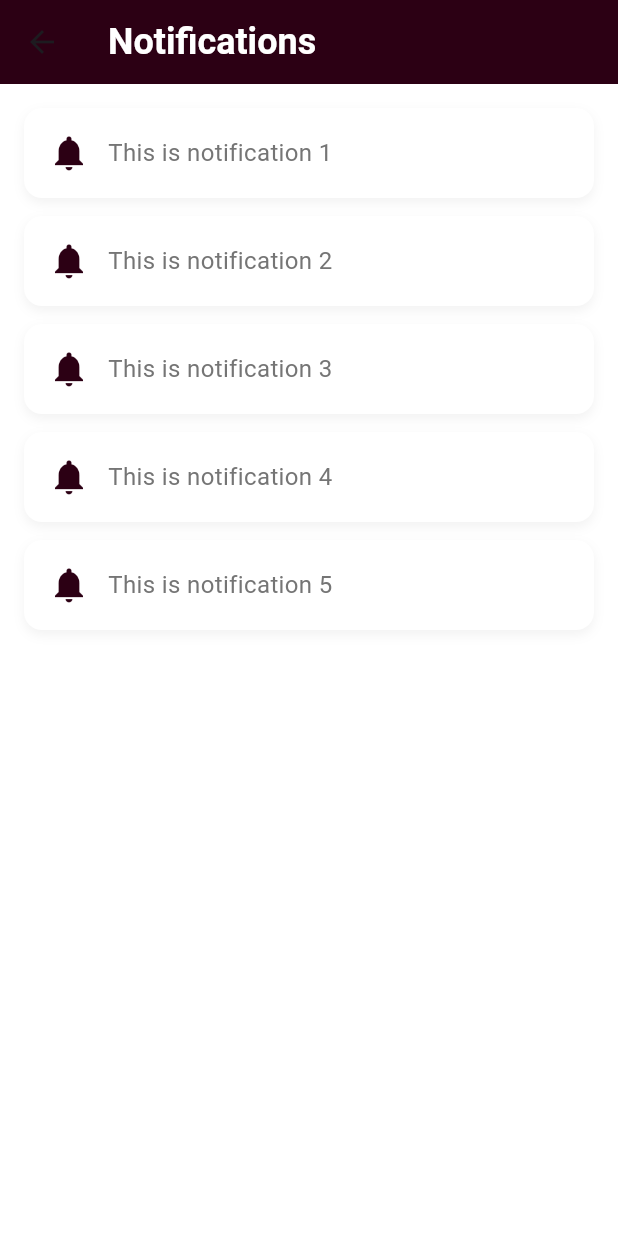
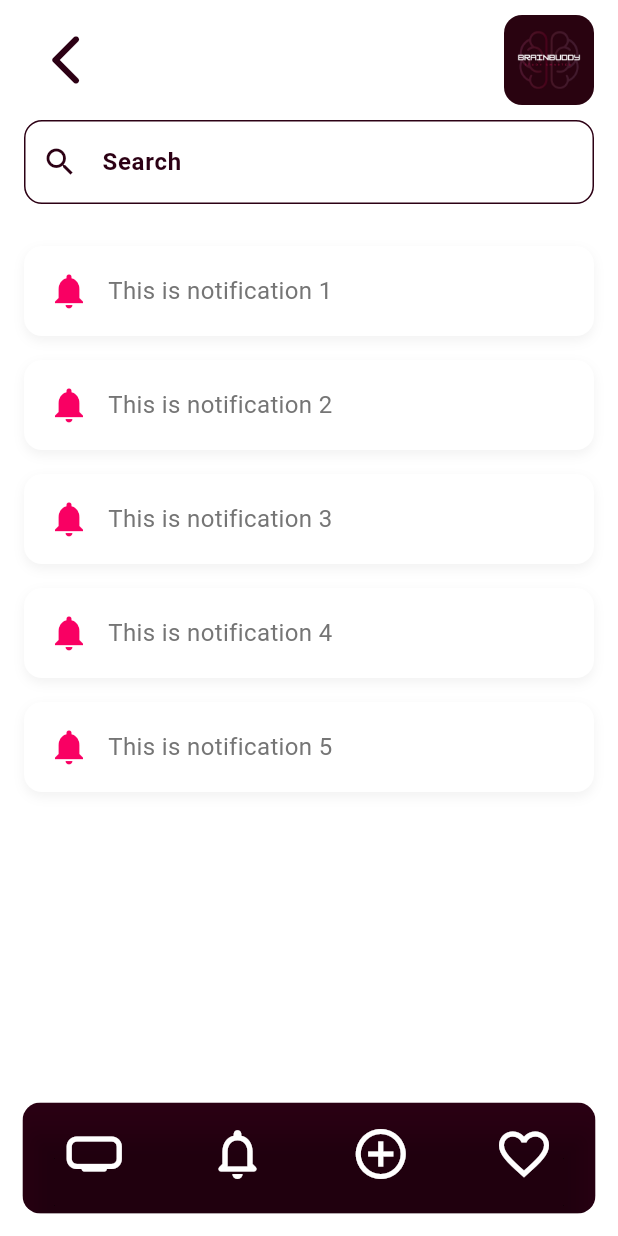
Before and after one commit to Dinesh0017/brain_buddy, a Flutter app: the screen it shows after launch, item 2 of the bottom bar chosen, on a phone screen of 412 x 824 dp. Run offline on Flutter 3.47's test engine with Material 3 defaults, Android fonts, the phone set to English and light mode, and no system bars; our stand-ins replace fl_chart, image_picker.

Commit message:
notification screen with main screen

```diff
--- a/lib/screens/notifications/notifications_screen.dart
+++ b/lib/screens/notifications/notifications_screen.dart
@@ -1,31 +1,38 @@
+// Inside your file where you use MainScreenCom
+
+import 'package:brain_buddy/widgets/main_screen_com.dart';
+import 'package:brain_buddy/widgets/search_bar.dart';
 import 'package:flutter/material.dart';
 import 'package:brain_buddy/config/app_color.dart';
 
+
 class NotificationsScreen extends StatelessWidget {
-  const NotificationsScreen ({super.key});
+  const NotificationsScreen({super.key});
 
   @override
   Widget build(BuildContext context) {
-    return Scaffold(
-      backgroundColor: AppColors.background,
-      appBar: AppBar(
-        title: const Text(
-          'Notifications',
-          style: TextStyle(
-            color: Colors.white,
-            fontSize: 24,
-            fontWeight: FontWeight.bold,
-          ),
-        ),
-        backgroundColor: AppColors.primary,
-        elevation: 0,
-      ),
-      body: ListView.separated(
-        padding: const EdgeInsets.all(16),
-        itemCount: 5, // You can replace this with real notification data
-        separatorBuilder: (_, __) => const SizedBox(height: 12),
-        itemBuilder: (context, index) {
-          return Container(
+    return MainScreenCom(
+      children: [
+        customSearchInput(),
+        const SizedBox(height: 20),
+        NotificationsScren(),
+      ],
+    );
+  }
+}
+
+// Notification content
+class NotificationsScren extends StatelessWidget {
+  const NotificationsScren({super.key});
+
+  @override
+  Widget build(BuildContext context) {
+    return Column(
+      crossAxisAlignment: CrossAxisAlignment.start,
+      children: List.generate(5, (index) {
+        return Padding(
+          padding: const EdgeInsets.symmetric(vertical: 8.0),
+          child: Container(
             padding: const EdgeInsets.all(16),
             decoration: BoxDecoration(
               color: Colors.white,
@@ -40,7 +47,7 @@ class NotificationsScreen extends StatelessWidget {
             ),
             child: Row(
               children: [
-                Icon(Icons.notifications, color: AppColors.primary, size: 28),
+                Icon(Icons.notifications, color: AppColors.secondary, size: 28),
                 const SizedBox(width: 12),
                 Expanded(
                   child: Text(
@@ -50,9 +57,9 @@ class NotificationsScreen extends StatelessWidget {
                 ),
               ],
             ),
-          );
-        },
-      ),
+          ),
+        );
+      }),
     );
   }
 }
```
